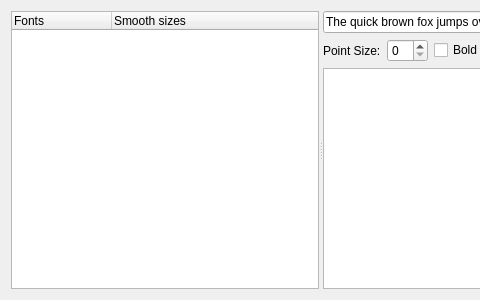
KDAB/GammaRay, file core/tools/fontbrowser/fontbrowser.ui: the form before one commit; both pictures show x 0 to 480 and y 0 to 300 of the 742 by 300 pixel window.
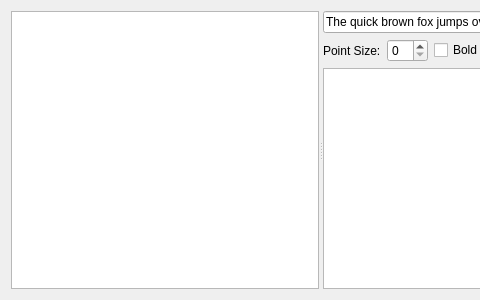
The form after the commit.

Commit message:
Move from QTreeWidget to QTreeView/QStandardItemModel.
This prepares the core/ui split.

```diff
--- a/core/tools/fontbrowser/fontbrowser.ui
+++ b/core/tools/fontbrowser/fontbrowser.ui
@@ -16,20 +16,10 @@
      <property name="orientation">
       <enum>Qt::Horizontal</enum>
      </property>
-     <widget class="QTreeWidget" name="fontTree">
-      <property name="columnCount">
-       <number>2</number>
+     <widget class="QTreeView" name="fontTree">
+      <property name="uniformRowHeights">
+       <bool>true</bool>
       </property>
-      <column>
-       <property name="text">
-        <string>Fonts</string>
-       </property>
-      </column>
-      <column>
-       <property name="text">
-        <string>Smooth sizes</string>
-       </property>
-      </column>
      </widget>
      <widget class="QWidget" name="layoutWidget_7">
       <layout class="QVBoxLayout" name="verticalLayout">
```
The commit also changes 1 other file.
